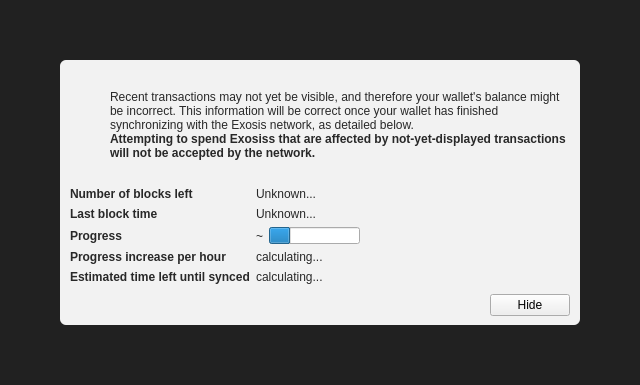
Above: src/qt/forms/modaloverlay.ui from exosiscrypto/exosis before the change. Below: the same form after it.
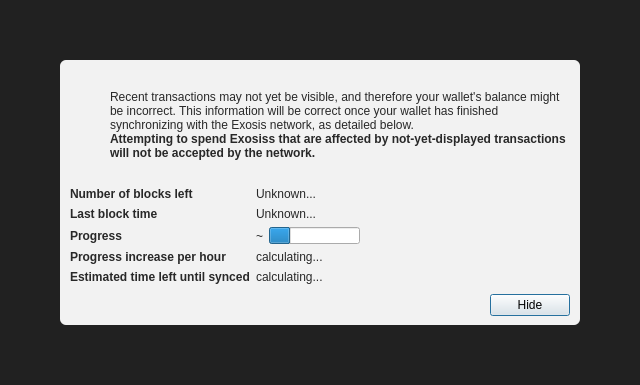
That is the form after the change. Icons and pictures are not drawn. Custom widgets are drawn as their Qt base class.

The edit to the form file:
```diff
--- a/src/qt/forms/modaloverlay.ui
+++ b/src/qt/forms/modaloverlay.ui
@@ -351,6 +351,12 @@
              <property name="text">
               <string>Hide</string>
              </property>
+             <property name="focusPolicy">
+              <enum>Qt::StrongFocus</enum>
+             </property>
+             <property name="default">
+              <bool>true</bool>
+             </property>
             </widget>
            </item>
           </layout>
```
